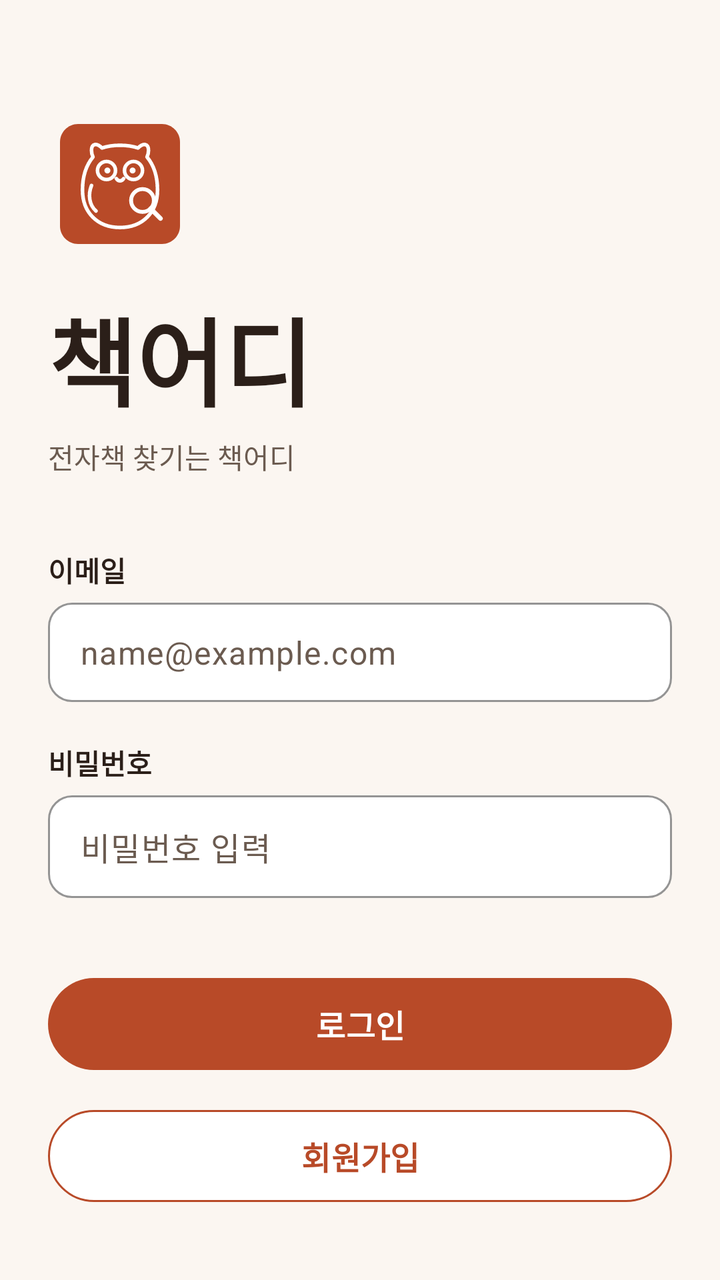
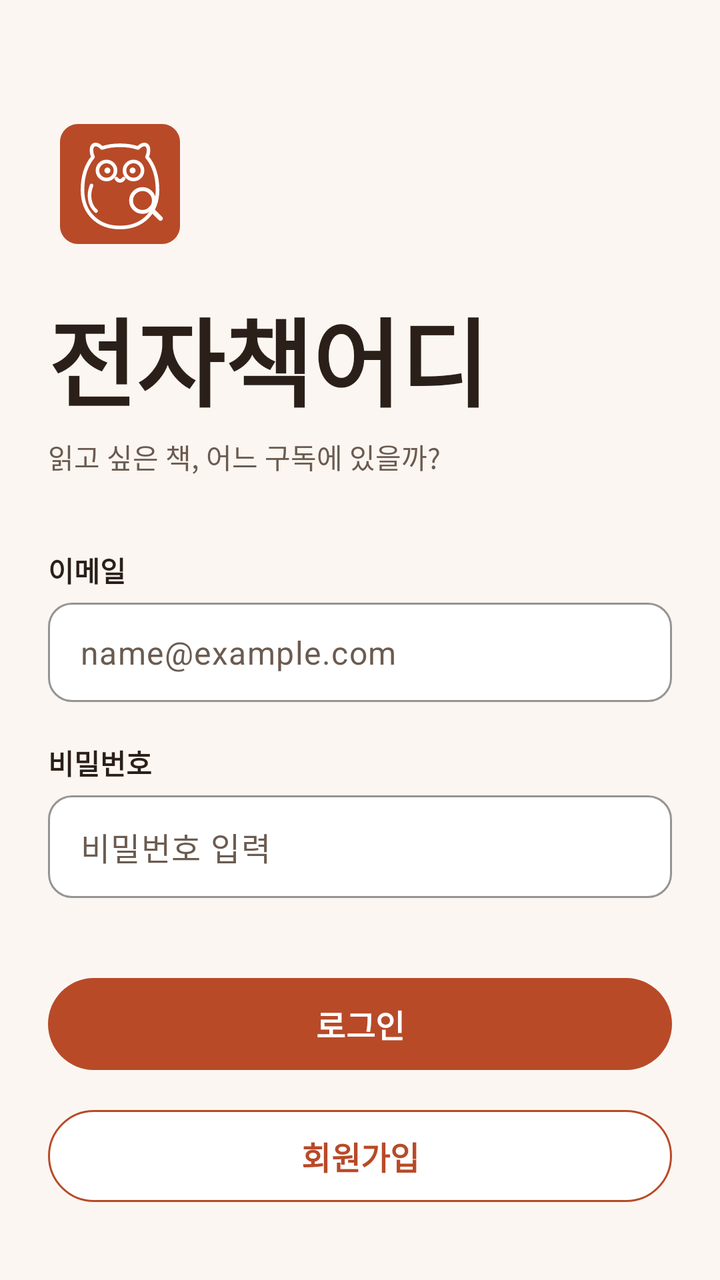

The first picture is an Android layout as it rendered before a commit; the second is the same layout after the commit. The layout source and the unified diff follow.
<!-- AndroidManifest.xml: application theme Theme.BookWhere -->
<!-- res/layout/activity_login.xml -->
<?xml version="1.0" encoding="utf-8"?>
<androidx.constraintlayout.widget.ConstraintLayout xmlns:android="http://schemas.android.com/apk/res/android"
    xmlns:app="http://schemas.android.com/apk/res-auto"
    android:layout_width="match_parent"
    android:layout_height="match_parent"
    android:background="@color/background"
    android:padding="24dp">

    
    <androidx.constraintlayout.widget.Guideline
        android:id="@+id/gl_left"
        android:layout_width="wrap_content"
        android:layout_height="wrap_content"
        android:orientation="vertical"
        app:layout_constraintGuide_percent="0.0" />

    
    <ImageView
        android:id="@+id/iv_login_logo"
        android:layout_width="72dp"
        android:layout_height="72dp"
        android:layout_marginTop="32dp"
        android:contentDescription="앱 로고"
        android:src="@drawable/ic_logo_tablet_search"
        app:layout_constraintStart_toStartOf="@id/gl_left"
        app:layout_constraintTop_toTopOf="parent" />

    
    <TextView
        android:id="@+id/tv_login_title"
        android:layout_width="wrap_content"
        android:layout_height="wrap_content"
        android:layout_marginTop="16dp"
        android:text="책어디"
        android:textColor="@color/text_main"
        android:textSize="48sp"
        android:textStyle="bold"
        app:layout_constraintStart_toStartOf="@id/gl_left"
        app:layout_constraintTop_toBottomOf="@id/iv_login_logo" />

    <TextView
        android:id="@+id/tv_login_subtitle"
        android:layout_width="wrap_content"
        android:layout_height="wrap_content"
        android:layout_marginTop="4dp"
        android:text="전자책 찾기는 책어디"
        android:textColor="@color/text_sub"
        android:textSize="14sp"
        app:layout_constraintStart_toStartOf="@id/gl_left"
        app:layout_constraintTop_toBottomOf="@id/tv_login_title" />

    
    <TextView
        android:id="@+id/tv_email_label"
        android:layout_width="wrap_content"
        android:layout_height="wrap_content"
        android:layout_marginTop="36dp"
        android:text="이메일"
        android:textColor="@color/text_main"
        android:textSize="14sp"
        android:textStyle="bold"
        app:layout_constraintStart_toStartOf="@id/gl_left"
        app:layout_constraintTop_toBottomOf="@id/tv_login_subtitle" />

    <com.google.android.material.textfield.TextInputLayout
        android:id="@+id/til_email"
        style="@style/Widget.BookWhere.TextInput"
        android:layout_width="0dp"
        android:layout_height="wrap_content"
        android:layout_marginTop="6dp"
        app:hintEnabled="false"
        app:layout_constraintEnd_toEndOf="parent"
        app:layout_constraintStart_toStartOf="@id/gl_left"
        app:layout_constraintTop_toBottomOf="@id/tv_email_label">

        <com.google.android.material.textfield.TextInputEditText
            android:id="@+id/et_email"
            android:layout_width="match_parent"
            android:layout_height="wrap_content"
            android:hint="name@example.com"
            android:inputType="textEmailAddress"
            android:paddingVertical="14dp"
            android:textColor="@color/text_main"
            android:textColorHint="@color/text_sub" />
    </com.google.android.material.textfield.TextInputLayout>

    
    <TextView
        android:id="@+id/tv_password_label"
        android:layout_width="wrap_content"
        android:layout_height="wrap_content"
        android:layout_marginTop="20dp"
        android:text="비밀번호"
        android:textColor="@color/text_main"
        android:textSize="14sp"
        android:textStyle="bold"
        app:layout_constraintStart_toStartOf="@id/gl_left"
        app:layout_constraintTop_toBottomOf="@id/til_email" />

    <com.google.android.material.textfield.TextInputLayout
        android:id="@+id/til_password"
        style="@style/Widget.BookWhere.TextInput"
        android:layout_width="0dp"
        android:layout_height="wrap_content"
        android:layout_marginTop="6dp"
        app:hintEnabled="false"
        app:layout_constraintEnd_toEndOf="parent"
        app:layout_constraintStart_toStartOf="@id/gl_left"
        app:layout_constraintTop_toBottomOf="@id/tv_password_label">

        <com.google.android.material.textfield.TextInputEditText
            android:id="@+id/et_password"
            android:layout_width="match_parent"
            android:layout_height="wrap_content"
            android:hint="비밀번호 입력"
            android:inputType="textPassword"
            android:paddingVertical="14dp"
            android:textColor="@color/text_main"
            android:textColorHint="@color/text_sub" />
    </com.google.android.material.textfield.TextInputLayout>

    
    <com.google.android.material.button.MaterialButton
        android:id="@+id/btn_login"
        style="@style/Widget.BookWhere.Button"
        android:layout_width="0dp"
        android:layout_height="54dp"
        android:layout_marginTop="36dp"
        android:text="로그인"
        android:textSize="16sp"
        android:textStyle="bold"
        app:layout_constraintEnd_toEndOf="parent"
        app:layout_constraintStart_toStartOf="@id/gl_left"
        app:layout_constraintTop_toBottomOf="@id/til_password" />

    
    <com.google.android.material.button.MaterialButton
        android:id="@+id/btn_signup"
        style="@style/Widget.BookWhere.Button.Outlined"
        android:layout_width="0dp"
        android:layout_height="54dp"
        android:layout_marginTop="12dp"
        android:text="회원가입"
        android:textSize="16sp"
        android:textStyle="bold"
        app:layout_constraintEnd_toEndOf="parent"
        app:layout_constraintStart_toStartOf="@id/gl_left"
        app:layout_constraintTop_toBottomOf="@id/btn_login" />

</androidx.constraintlayout.widget.ConstraintLayout>
<!-- resources referenced by this layout -->
<resources>
  <color name="background">#FBF6F1</color>
  <color name="text_main">#2B1F19</color>
  <color name="text_sub">#6B5B50</color>
  <!-- drawable ic_logo_tablet_search: vector/xml drawable (drawable, 2155 chars, omitted) -->
  <style name="Widget.BookWhere.Button" parent="Widget.Material3.Button">
          <item name="android:layout_height">56dp</item>
          <item name="android:textSize">16sp</item>
          <item name="android:textStyle">bold</item>
          <item name="cornerRadius">28dp</item>
          <item name="backgroundTint">@color/primary</item>
          <item name="android:textColor">@color/white</item>
      </style>
  <style name="Widget.BookWhere.Button.Outlined" parent="Widget.Material3.Button.OutlinedButton">
          <item name="android:layout_height">56dp</item>
          <item name="android:textSize">16sp</item>
          <item name="android:textStyle">bold</item>
          <item name="cornerRadius">28dp</item>
          <item name="strokeColor">@color/primary</item>
          <item name="backgroundTint">@color/white</item>
          <item name="android:textColor">@color/primary</item>
      </style>
  <style name="Widget.BookWhere.TextInput" parent="Widget.Material3.TextInputLayout.OutlinedBox">
          <item name="boxCornerRadiusTopStart">12dp</item>
          <item name="boxCornerRadiusTopEnd">12dp</item>
          <item name="boxCornerRadiusBottomStart">12dp</item>
          <item name="boxCornerRadiusBottomEnd">12dp</item>
          <item name="boxStrokeColor">@color/border</item>
          <item name="boxBackgroundColor">@color/surface</item>
      </style>
  <style name="Theme.BookWhere" parent="Theme.Material3.Light.NoActionBar">
          <item name="colorPrimary">@color/primary</item>
          <item name="colorOnPrimary">@color/white</item>
          <item name="android:colorBackground">@color/background</item>
          <item name="colorSurface">@color/surface</item>
          <item name="colorOnSurface">@color/text_main</item>
          <item name="android:textColor">@color/text_main</item>
          <item name="android:windowBackground">@color/background</item>
          <item name="android:statusBarColor">@color/background</item>
          <item name="android:windowLightStatusBar">true</item>
      </style>
  <color name="primary">#B84A28</color>
  <color name="white">#FFFFFFFF</color>
  <color name="border">#9A8578</color>
  <color name="surface">#FFFFFF</color>
</resources>

<!-- the commit's change to res/layout/activity_login.xml (unified diff, before → after) -->
@@ -31,7 +31,7 @@
         android:layout_width="wrap_content"
         android:layout_height="wrap_content"
         android:layout_marginTop="16dp"
-        android:text="책어디"
+        android:text="전자책어디"
         android:textColor="@color/text_main"
         android:textSize="48sp"
         android:textStyle="bold"
@@ -43,7 +43,7 @@
         android:layout_width="wrap_content"
         android:layout_height="wrap_content"
         android:layout_marginTop="4dp"
-        android:text="전자책 찾기는 책어디"
+        android:text="읽고 싶은 책, 어느 구독에 있을까?"
         android:textColor="@color/text_sub"
         android:textSize="14sp"
         app:layout_constraintStart_toStartOf="@id/gl_left"
